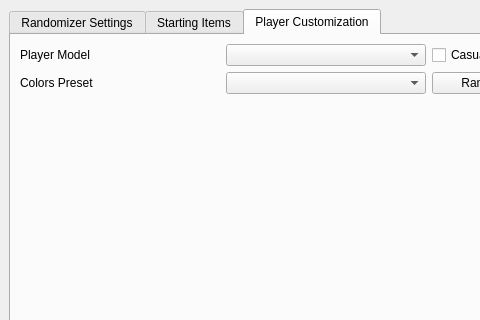
First picture: the form in wwr_ui/randomizer_window.ui, repository LagoLunatic/wwrando, before the edit; both pictures show x 0 to 480 and y 0 to 320 of the 872 by 670 pixel window.
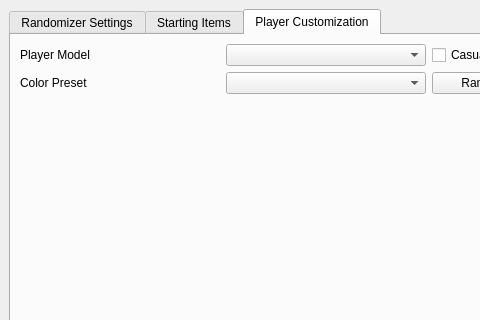
Second picture: the form after the edit. The open tabs and pages were chosen to show the change.

Commit message: Rename "Colors Presets" to "Color Presets"

Diff of the .ui file:
```diff
--- a/wwr_ui/randomizer_window.ui
+++ b/wwr_ui/randomizer_window.ui
@@ -777,7 +777,7 @@
                 <item>
                  <widget class="QLabel" name="label_for_custom_colors_preset">
                   <property name="text">
-                   <string>Colors Preset</string>
+                   <string>Color Preset</string>
                   </property>
                  </widget>
                 </item>
```
Left out of the diff: 4 changed lines with no effect on the pictures. The commit also changes 3 other files.
